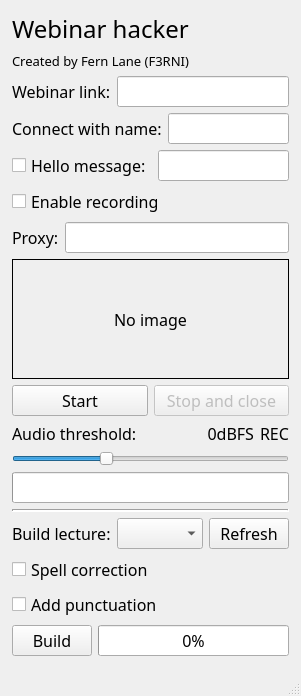
Old version of the form gui.ui in the repository F33RNI/Webinar-hacker.
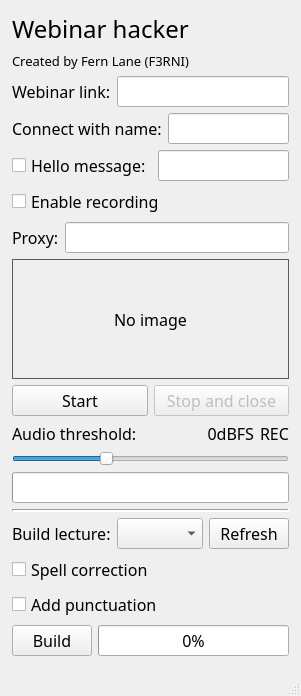
New version of the form.

What changed in the file:
```diff
--- a/gui.ui
+++ b/gui.ui
@@ -7,7 +7,7 @@
     <x>0</x>
     <y>0</y>
     <width>276</width>
-    <height>670</height>
+    <height>666</height>
    </rect>
   </property>
   <property name="font">
@@ -148,7 +148,7 @@
        </size>
       </property>
       <property name="styleSheet">
-       <string notr="true">border: 1px solid black;</string>
+       <string notr="true">border: 1px solid #5c5c5c;</string>
       </property>
       <property name="text">
        <string>No image</string>
```
Left out of the diff: 1 changed line with no effect on the pictures.
